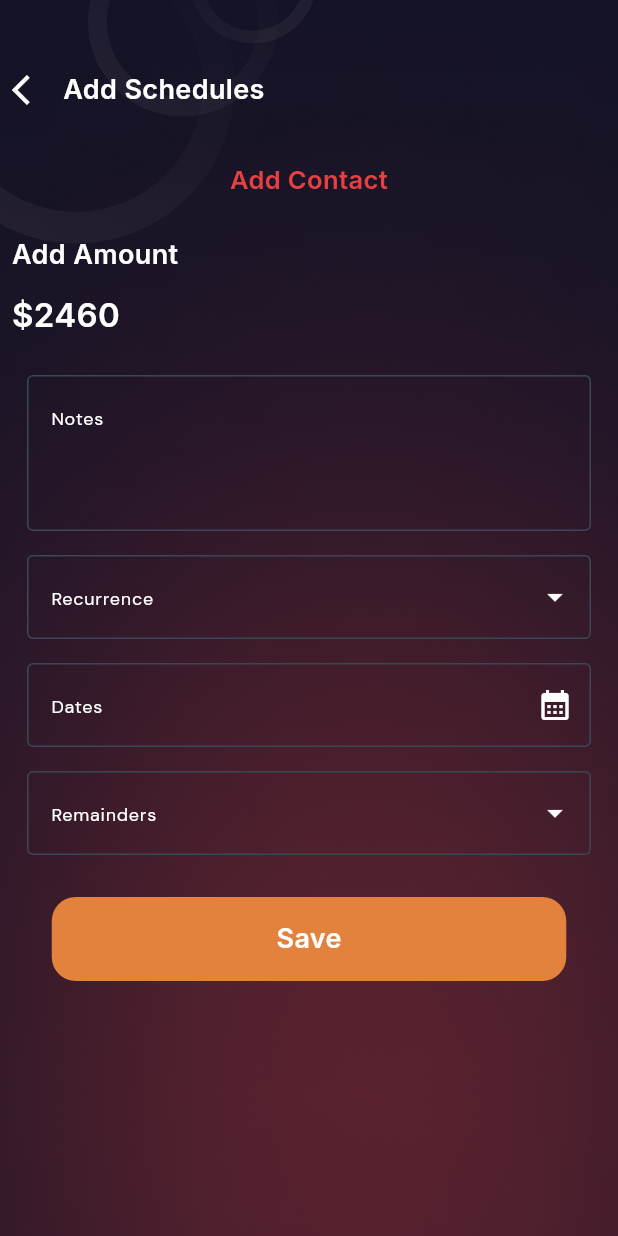
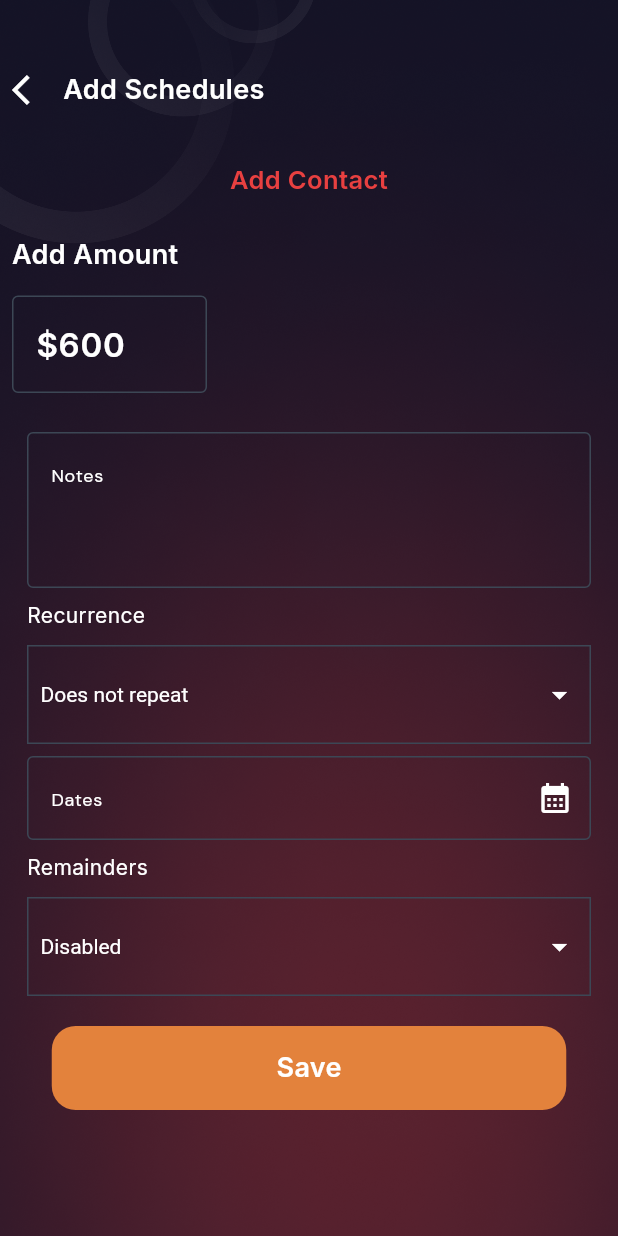
Before and after one commit to fwdAndroid/oweflow, a Flutter app: the AddSchedules screen opened directly, on a phone screen of 412 x 824 dp. Run offline on Flutter 3.47's test engine with Material 3 defaults, Android fonts, the phone set to English and light mode, and no system bars; our stand-ins replace cloud_firestore, firebase_auth, firebase_core, google_fonts; accounts and stored records are empty.

Commit message:
Remainders

```diff
--- a/lib/screens/accountpages/add_schedule.dart
+++ b/lib/screens/accountpages/add_schedule.dart
@@ -1,8 +1,8 @@
 import 'package:flutter/material.dart';
 import 'package:google_fonts/google_fonts.dart';
-import 'package:oweflow/screens/accountpages/add_contact.dart';
 import 'package:oweflow/screens/accountpages/show_contact.dart';
 import 'package:oweflow/utils/colors.dart';
+import 'package:intl/intl.dart';
 
 class AddSchedules extends StatefulWidget {
   const AddSchedules({super.key});
@@ -12,6 +12,22 @@ class AddSchedules extends StatefulWidget {
 }
 
 class _AddSchedulesState extends State<AddSchedules> {
+  TextEditingController _emailController = TextEditingController();
+  String dropdownValue = "Does not repeat";
+  String remainders = "Disabled";
+  List<String> listRecrudesce = <String>[
+    'Does not repeat',
+    'Every 2 weeks',
+    'Every month',
+  ];
+  List<String> listRemainders = <String>[
+    'Disabled',
+    'Weekly',
+    'Bi-Weekly',
+    'Monthly'
+  ];
+  TextEditingController _dateController = TextEditingController();
+  TextEditingController _notesController = TextEditingController();
   @override
   Widget build(BuildContext context) {
     return Scaffold(
@@ -101,14 +117,26 @@ class _AddSchedulesState extends State<AddSchedules> {
               padding: const EdgeInsets.all(8.0),
               child: Align(
                 alignment: AlignmentDirectional.topStart,
-                child: Text(
-                  '\$2460',
-                  textAlign: TextAlign.center,
-                  style: GoogleFonts.inter(
-                    color: Colors.white,
+                child: Container(
+                  width: 130,
+                  child: TextFormField(
+                    keyboardType: TextInputType.number,
+                    controller: _emailController,
+                    style: GoogleFonts.dmSans(color: colorwhite),
+                    decoration: InputDecoration(
+                        enabledBorder: OutlineInputBorder(
+                            borderSide: BorderSide(color: borderColor)),
+                        errorBorder: OutlineInputBorder(
+                            borderSide: BorderSide(color: borderColor)),
+                        focusedBorder: OutlineInputBorder(
+                            borderSide: BorderSide(color: borderColor)),
+                        border: OutlineInputBorder(
+                            borderSide: BorderSide(color: borderColor)),
+                        hintText: "\$600",
+                        hintStyle: GoogleFonts.inter(
+                            color: colorwhite,
                             fontSize: 22,
-                    fontWeight: FontWeight.w600,
-                    height: 0,
+                            fontWeight: FontWeight.w600)),
                   ),
                 ),
               ),
@@ -120,6 +148,7 @@ class _AddSchedulesState extends State<AddSchedules> {
               margin: const EdgeInsets.only(left: 10, right: 10),
               padding: const EdgeInsets.all(8),
               child: TextFormField(
+                controller: _notesController,
                 maxLines: 3,
                 style: GoogleFonts.dmSans(color: colorwhite),
                 decoration: InputDecoration(
@@ -136,33 +165,61 @@ class _AddSchedulesState extends State<AddSchedules> {
                         GoogleFonts.dmSans(color: colorwhite, fontSize: 12)),
               ),
             ),
+            Column(
+              crossAxisAlignment: CrossAxisAlignment.start,
+              children: [
                 Container(
-              margin: const EdgeInsets.only(left: 10, right: 10),
+                  margin: EdgeInsets.only(bottom: 10, left: 18),
+                  child: Text(
+                    "Recurrence",
+                    style: GoogleFonts.inter(color: colorwhite),
+                  ),
+                ),
+                Container(
+                    decoration:
+                        BoxDecoration(border: Border.all(color: borderColor)),
+                    margin: const EdgeInsets.only(left: 18, right: 18),
                     padding: const EdgeInsets.all(8),
-              child: TextFormField(
-                style: GoogleFonts.dmSans(color: colorwhite),
-                decoration: InputDecoration(
-                    suffixIcon: Icon(
+                    child: DropdownButton<String>(
+                      isExpanded: true,
+                      value: dropdownValue,
+                      icon: Icon(
                         Icons.arrow_drop_down,
                         color: colorwhite,
                       ),
-                    enabledBorder: OutlineInputBorder(
-                        borderSide: BorderSide(color: borderColor)),
-                    errorBorder: OutlineInputBorder(
-                        borderSide: BorderSide(color: borderColor)),
-                    focusedBorder: OutlineInputBorder(
-                        borderSide: BorderSide(color: borderColor)),
-                    border: OutlineInputBorder(
-                        borderSide: BorderSide(color: borderColor)),
-                    hintText: "Recurrence",
-                    hintStyle:
-                        GoogleFonts.dmSans(color: colorwhite, fontSize: 12)),
+                      dropdownColor: Colors.transparent,
+                      style: TextStyle(color: Colors.black),
+                      elevation: 16,
+                      underline: Container(
+                        height: 0,
                       ),
+                      onChanged: (String? value) {
+                        // This is called when the user selects an item.
+                        setState(() {
+                          dropdownValue = value!;
+                        });
+                      },
+                      items: listRecrudesce
+                          .map<DropdownMenuItem<String>>((String value) {
+                        return DropdownMenuItem<String>(
+                          value: value,
+                          child: Text(
+                            value,
+                            style: TextStyle(color: colorwhite),
+                          ),
+                        );
+                      }).toList(),
+                    )),
+              ],
             ),
             Container(
               margin: const EdgeInsets.only(left: 10, right: 10),
               padding: const EdgeInsets.all(8),
               child: TextFormField(
+                onTap: () {
+                  _selectDate(); // Call Function that has showDatePicker()
+                },
+                controller: _dateController,
                 style: GoogleFonts.dmSans(color: colorwhite),
                 decoration: InputDecoration(
                     suffixIcon: Icon(
@@ -182,28 +239,52 @@ class _AddSchedulesState extends State<AddSchedules> {
                         GoogleFonts.dmSans(color: colorwhite, fontSize: 12)),
               ),
             ),
+            Column(
+              crossAxisAlignment: CrossAxisAlignment.start,
+              children: [
                 Container(
-              margin: const EdgeInsets.only(left: 10, right: 10),
+                  margin: EdgeInsets.only(bottom: 10, left: 18),
+                  child: Text(
+                    "Remainders",
+                    style: GoogleFonts.inter(color: colorwhite),
+                  ),
+                ),
+                Container(
+                    decoration:
+                        BoxDecoration(border: Border.all(color: borderColor)),
+                    margin: const EdgeInsets.only(left: 18, right: 18),
                     padding: const EdgeInsets.all(8),
-              child: TextFormField(
-                style: GoogleFonts.dmSans(color: colorwhite),
-                decoration: InputDecoration(
-                    suffixIcon: Icon(
+                    child: DropdownButton<String>(
+                      isExpanded: true,
+                      value: remainders,
+                      icon: Icon(
                         Icons.arrow_drop_down,
                         color: colorwhite,
                       ),
-                    enabledBorder: OutlineInputBorder(
-                        borderSide: BorderSide(color: borderColor)),
-                    errorBorder: OutlineInputBorder(
-                        borderSide: BorderSide(color: borderColor)),
-                    focusedBorder: OutlineInputBorder(
-                        borderSide: BorderSide(color: borderColor)),
-                    border: OutlineInputBorder(
-                        borderSide: BorderSide(color: borderColor)),
-                    hintText: "Remainders",
-                    hintStyle:
-                        GoogleFonts.dmSans(color: colorwhite, fontSize: 12)),
+                      dropdownColor: Colors.transparent,
+                      style: TextStyle(color: Colors.black),
+                      elevation: 16,
+                      underline: Container(
+                        height: 0,
                       ),
+                      onChanged: (String? value) {
+                        // This is called when the user selects an item.
+                        setState(() {
+                          remainders = value!;
+                        });
+                      },
+                      items: listRemainders
+                          .map<DropdownMenuItem<String>>((String value) {
+                        return DropdownMenuItem<String>(
+                          value: value,
+                          child: Text(
+                            value,
+                            style: TextStyle(color: colorwhite),
+                          ),
+                        );
+                      }).toList(),
+                    )),
+              ],
             ),
             Container(
               margin: EdgeInsets.only(top: 20),
@@ -239,4 +320,20 @@ class _AddSchedulesState extends State<AddSchedules> {
       ),
     );
   }
+
+  void _selectDate() async {
+    DateTime? pickedDate = await showDatePicker(
+      context: context,
+      initialDate: DateTime.now(),
+      firstDate: DateTime(2000),
+      lastDate: DateTime(2101),
+    );
+
+    if (pickedDate != null && pickedDate != DateTime.now()) {
+      // Update the text field with the selected date
+      setState(() {
+        _dateController.text = DateFormat('yyyy-MM-dd').format(pickedDate);
+      });
     }
+  }
+}
--- a/pubspec.yaml
+++ b/pubspec.yaml
@@ -35,6 +35,7 @@ dependencies:
   flutter:
     sdk: flutter
   google_fonts: ^6.1.0
+  intl: ^0.19.0
   uuid: ^4.2.2
 
 dev_dependencies:
```
Also changed, not shown: pubspec.lock. Lines whose indentation alone changed are shown as unchanged.
